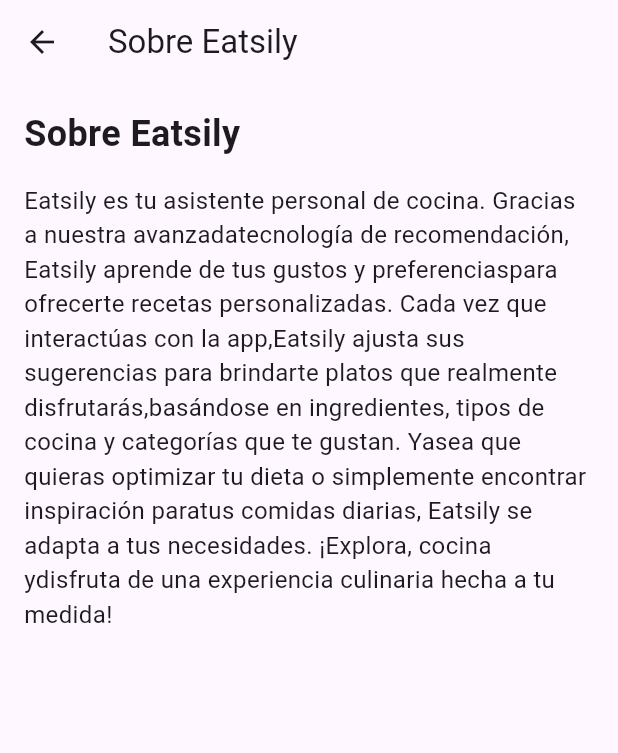
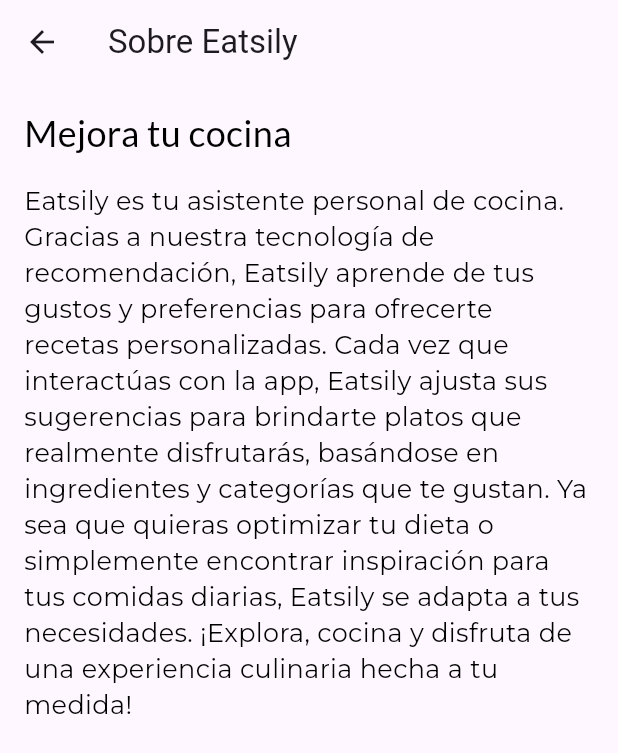
Before and after one commit to gentlemani/flutterSchool, a Flutter app: the AboutEatsily screen opened directly, on a phone screen of 412 x 824 dp. Shown: the top 753 px of the screen. Run offline on Flutter 3.47's test engine with Material 3 defaults, Android fonts, the phone set to English and light mode, and no system bars; our stand-ins replace cloud_firestore, email_validator, firebase_auth, firebase_core, firebase_storage, flutter_dotenv and 2 more; accounts and stored records are empty; network calls fail.

Commit message:
Build widget about.dart

```diff
--- a/lib/Interface_pages/home_pages/account_pages/settings_account.dart
+++ b/lib/Interface_pages/home_pages/account_pages/settings_account.dart
@@ -1,3 +1,4 @@
+import 'package:eatsily/Interface_pages/home_pages/account_pages/settings_account_pages/about.dart';
 import 'package:eatsily/widget_tree.dart';
 import 'package:flutter/material.dart';
 import 'package:eatsily/utils/auth.helpers.dart';
@@ -129,7 +130,12 @@
               icon: Icons.info_outline,
               title: 'Sobre Eatsily',
               color: Colors.teal,
-              onTap: () {},
+              onTap: () {
+                Navigator.push(
+                  context,
+                  MaterialPageRoute(builder: (context) => AboutEatsily()),
+                );
+              },
             ),
             _buildSettingCard(
               icon: Icons.contact_mail,
--- a/lib/Interface_pages/home_pages/account_pages/settings_account_pages/about.dart
+++ b/lib/Interface_pages/home_pages/account_pages/settings_account_pages/about.dart
@@ -1,3 +1,4 @@
+import 'package:eatsily/constants/constants.dart';
 import 'package:flutter/material.dart';
 
 class AboutEatsily extends StatelessWidget {
@@ -12,24 +13,14 @@
         child: Column(
           crossAxisAlignment: CrossAxisAlignment.start,
           children: <Widget>[
-            Text(
-              'Sobre Eatsily',
-              style: TextStyle(
-                fontSize: 24,
-                fontWeight: FontWeight.bold,
-              ),
-            ),
+            Text('Mejora tu cocina', style: headingTextStyle),
             SizedBox(height: 16),
             Text(
-              'Eatsily es tu asistente personal de cocina. Gracias a nuestra avanzada'
-              'tecnología de recomendación, Eatsily aprende de tus gustos y preferencias'
-              'para ofrecerte recetas personalizadas. Cada vez que interactúas con la app,'
-              'Eatsily ajusta sus sugerencias para brindarte platos que realmente disfrutarás,'
-              'basándose en ingredientes, tipos de cocina y categorías que te gustan. Ya'
-              'sea que quieras optimizar tu dieta o simplemente encontrar inspiración para'
-              'tus comidas diarias, Eatsily se adapta a tus necesidades. ¡Explora, cocina y'
-              'disfruta de una experiencia culinaria hecha a tu medida!',
-              style: TextStyle(fontSize: 16),
+              'Eatsily es tu asistente personal de cocina. Gracias a nuestra tecnología de recomendación, Eatsily aprende de tus gustos y preferencias '
+              'para ofrecerte recetas personalizadas. Cada vez que interactúas con la app, Eatsily ajusta sus sugerencias para brindarte platos que realmente disfrutarás, '
+              'basándose en ingredientes y categorías que te gustan. Ya sea que quieras optimizar tu dieta o simplemente encontrar inspiración para '
+              'tus comidas diarias, Eatsily se adapta a tus necesidades. ¡Explora, cocina y disfruta de una experiencia culinaria hecha a tu medida!',
+              style: bodyTextStyle,
             ),
           ],
         ),
```
